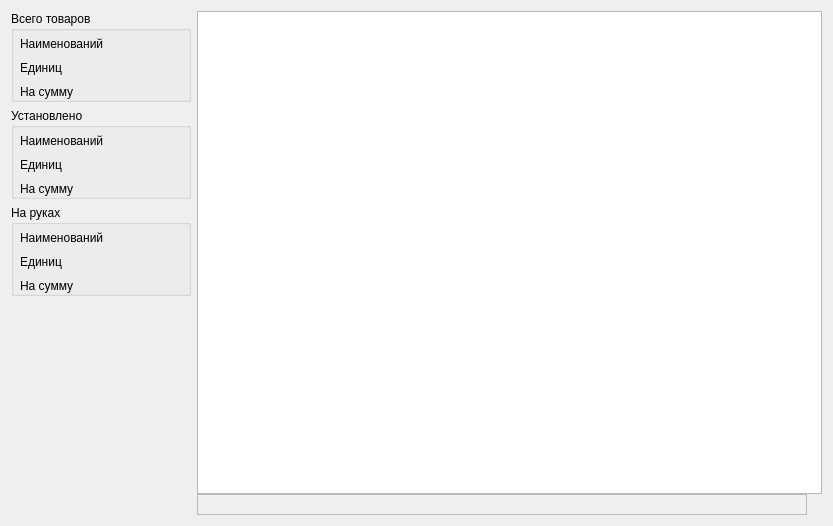
Old version of the form widgets/salarytabwidgets/spagesalaryitems.ui in the repository solderercb/snap_crm.
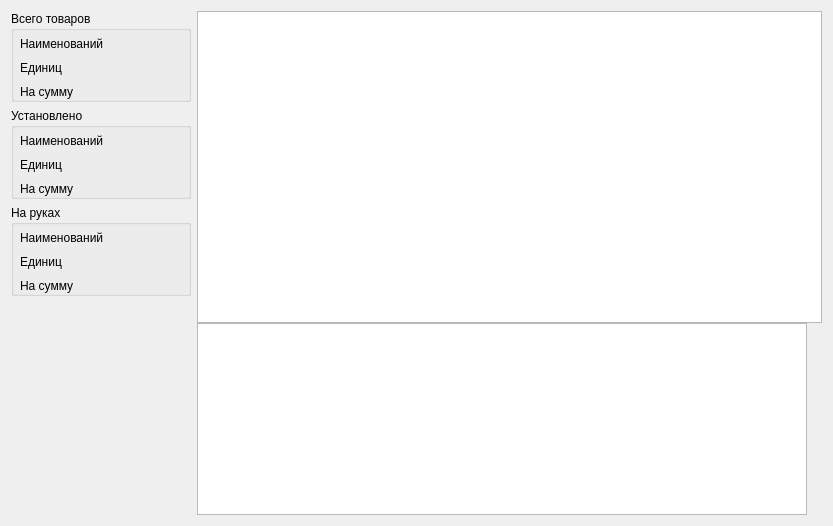
New version of the form. Custom widgets are drawn as their Qt base class.

```diff
--- a/widgets/salarytabwidgets/spagesalaryitems.ui
+++ b/widgets/salarytabwidgets/spagesalaryitems.ui
@@ -405,18 +405,6 @@
          <verstretch>0</verstretch>
         </sizepolicy>
        </property>
-       <property name="maximumSize">
-        <size>
-         <width>16777215</width>
-         <height>21</height>
-        </size>
-       </property>
-       <property name="autoFillBackground">
-        <bool>true</bool>
-       </property>
-       <property name="styleSheet">
-        <string notr="true">background-color: rgb(240, 240, 240);</string>
-       </property>
        <property name="verticalScrollBarPolicy">
         <enum>Qt::ScrollBarAlwaysOff</enum>
        </property>
```
